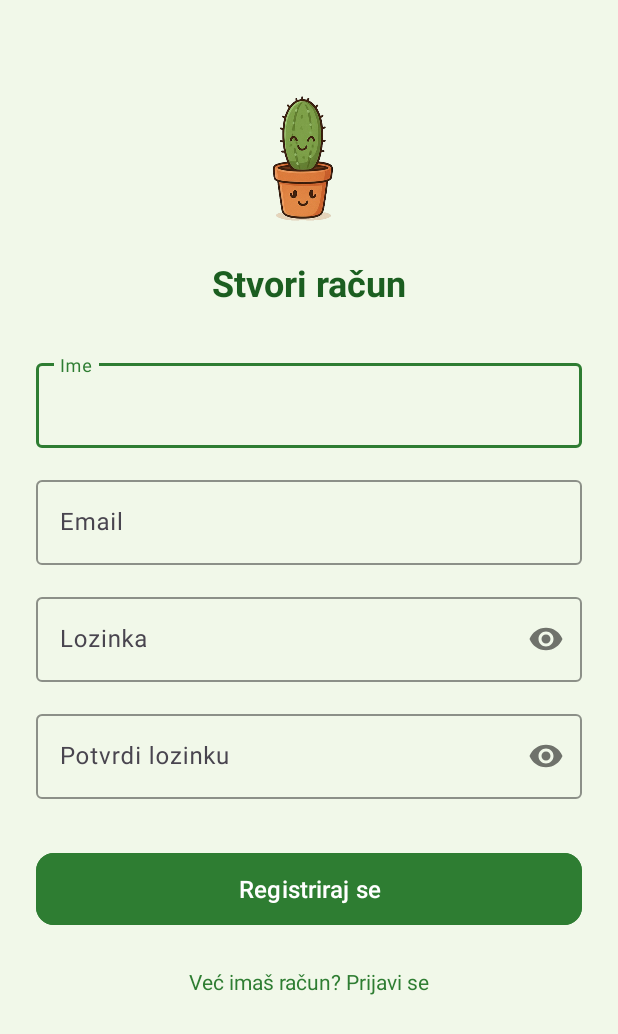
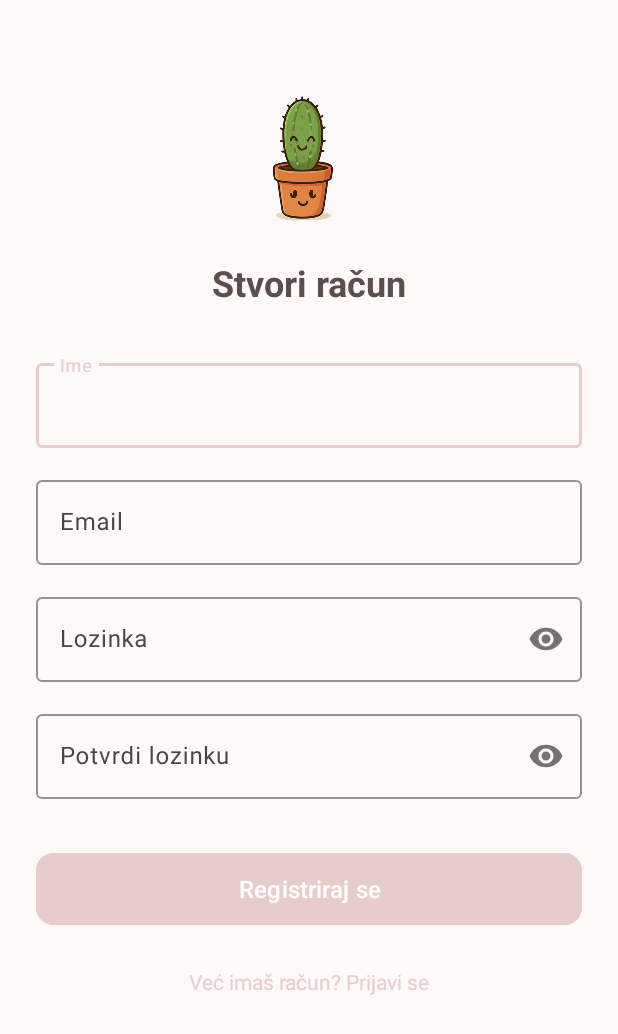
Before and after one commit to secretcherry/Hydration-Garden, an Android app built with Jetpack Compose: the screen it shows after launch (RegisterActivity), after a tap on "Nemaš račun? Registriraj se", on a phone screen of 412 x 824 dp. Shown: the top 1034 px of the screen. Run offline under Robolectric (Android 15) with nearby library versions, the phone set to English and light mode, and no system bars; our stand-ins replace Firebase (no records; nobody signed in at launch, a user with empty details on screens opened directly); 2 other taps on this screen came first.

Commit message:
Maknut header

```diff
--- a/app/src/main/java/com/example/hydrationgarden/DashboardActivity.java
+++ b/app/src/main/java/com/example/hydrationgarden/DashboardActivity.java
@@ -21,6 +21,12 @@ public class DashboardActivity extends AppCompatActivity {
     @Override
     protected void onCreate(Bundle savedInstanceState) {
         super.onCreate(savedInstanceState);
+
+        // Hide action bar
+        if (getSupportActionBar() != null) {
+            getSupportActionBar().hide();
+        }
+
         binding = ActivityDashboardBinding.inflate(getLayoutInflater());
         setContentView(binding.getRoot());
 
--- a/app/src/main/java/com/example/hydrationgarden/GardenActivity.java
+++ b/app/src/main/java/com/example/hydrationgarden/GardenActivity.java
@@ -28,6 +28,12 @@ public class GardenActivity extends AppCompatActivity implements PlantAdapter.On
     @Override
     protected void onCreate(Bundle savedInstanceState) {
         super.onCreate(savedInstanceState);
+
+        // Hide action bar
+        if (getSupportActionBar() != null) {
+            getSupportActionBar().hide();
+        }
+
         binding = ActivityGardenBinding.inflate(getLayoutInflater());
         setContentView(binding.getRoot());
 
--- a/app/src/main/java/com/example/hydrationgarden/MainActivity.java
+++ b/app/src/main/java/com/example/hydrationgarden/MainActivity.java
@@ -1,51 +1,38 @@
 package com.example.hydrationgarden;
 
 import android.content.Intent;
-import android.content.SharedPreferences;
 import android.os.Bundle;
-import android.os.Handler;
+import android.util.Log;
 import androidx.appcompat.app.AppCompatActivity;
-import androidx.appcompat.app.AppCompatDelegate;
 import com.example.hydrationgarden.utils.FirebaseHelper;
+import com.example.hydrationgarden.utils.ThemeHelper;
 
 public class MainActivity extends AppCompatActivity {
-    private FirebaseHelper firebaseHelper;
-    private SharedPreferences prefs;
 
     @Override
     protected void onCreate(Bundle savedInstanceState) {
         // Apply theme before calling super.onCreate()
-        applyTheme();
+        ThemeHelper.applyTheme(this);
 
         super.onCreate(savedInstanceState);
-        setContentView(R.layout.activity_main);
 
-        firebaseHelper = new FirebaseHelper();
-        prefs = getSharedPreferences("app_settings", MODE_PRIVATE);
+        // Hide action bar if it exists
+        if (getSupportActionBar() != null) {
+            getSupportActionBar().hide();
+        }
 
-        // Splash screen delay
-        new Handler().postDelayed(() -> {
-            checkUserAuthentication();
-        }, 2000);
-    }
+        Log.d("MainActivity", "MainActivity started");
 
-    private void applyTheme() {
-        prefs = getSharedPreferences("app_settings", MODE_PRIVATE);
-        boolean isDarkTheme = prefs.getBoolean("dark_theme", false);
+        FirebaseHelper firebaseHelper = new FirebaseHelper();
 
-        if (isDarkTheme) {
-            AppCompatDelegate.setDefaultNightMode(AppCompatDelegate.MODE_NIGHT_YES);
-        } else {
-            AppCompatDelegate.setDefaultNightMode(AppCompatDelegate.MODE_NIGHT_NO);
-        }
-    }
-
-    private void checkUserAuthentication() {
         if (firebaseHelper.isUserLoggedIn()) {
+            Log.d("MainActivity", "User is logged in, going to Dashboard");
             startActivity(new Intent(this, DashboardActivity.class));
         } else {
+            Log.d("MainActivity", "User not logged in, going to Login");
             startActivity(new Intent(this, LoginActivity.class));
         }
+
         finish();
     }
 }
--- a/app/src/main/java/com/example/hydrationgarden/StatsActivity.java
+++ b/app/src/main/java/com/example/hydrationgarden/StatsActivity.java
@@ -14,6 +14,12 @@ public class StatsActivity extends AppCompatActivity {
     @Override
     protected void onCreate(Bundle savedInstanceState) {
         super.onCreate(savedInstanceState);
+
+        // Hide action bar
+        if (getSupportActionBar() != null) {
+            getSupportActionBar().hide();
+        }
+
         binding = ActivityStatsBinding.inflate(getLayoutInflater());
         setContentView(binding.getRoot());
 
--- a/app/src/main/res/values-night/colors.xml
+++ b/app/src/main/res/values-night/colors.xml
@@ -1,31 +1,41 @@
 <?xml version="1.0" encoding="utf-8"?>
 <resources>
-    <!-- Primary colors for dark theme -->
-    <color name="primary">#66BB6A</color>
-    <color name="primary_dark">#4CAF50</color>
-    <color name="primary_light">#81C784</color>
-    <color name="accent">#FFB74D</color>
+    <!-- Primary colors for dark theme - Deeper pastels -->
+    <color name="primary">#C4A5A5</color>
+    <color name="primary_dark">#A88888</color>
+    <color name="primary_light">#D4B8B8</color>
+    <color name="accent">#8FA076</color>
 
     <!-- Background colors for dark theme -->
-    <color name="background_primary">#121212</color>
-    <color name="surface">#1E1E1E</color>
+    <color name="background_primary">#2C2626</color>
+    <color name="surface">#3A3232</color>
 
     <!-- Text colors for dark theme -->
-    <color name="text_primary">#E8F5E8</color>
-    <color name="text_secondary">#A5D6A7</color>
-    <color name="text_on_primary">#000000</color>
+    <color name="text_primary">#F2E5E5</color>
+    <color name="text_secondary">#D4C4C4</color>
+    <color name="text_on_primary">#2C2626</color>
 
     <!-- Status colors for dark theme -->
-    <color name="error">#F44336</color>
-    <color name="success">#4CAF50</color>
-    <color name="warning">#FF9800</color>
+    <color name="error">#D4A5A5</color>
+    <color name="success">#8FA076</color>
+    <color name="warning">#E6C794</color>
 
     <!-- Plant colors for dark theme -->
-    <color name="plant_happy">#66BB6A</color>
-    <color name="plant_sad">#FF7043</color>
-    <color name="plant_neutral">#BDBDBD</color>
+    <color name="plant_happy">#A5B68D</color>
+    <color name="plant_sad">#D4A5A5</color>
+    <color name="plant_neutral">#B8A8A8</color>
 
     <!-- Button colors for dark theme -->
-    <color name="button_text_primary">#000000</color>
-    <color name="button_text_secondary">#66BB6A</color>
+    <color name="button_text_primary">#2C2626</color>
+    <color name="button_text_secondary">#C4A5A5</color>
+
+    <!-- Additional pastel colors for dark mode -->
+    <color name="pastel_cream">#4A453F</color>
+    <color name="sage_green">#8FA076</color>
+    <color name="light_sage">#A5B68D</color>
+    <color name="soft_pink">#C4A5A5</color>
+
+    <!-- Water progress colors -->
+    <color name="water_progress">#8FA076</color>
+    <color name="water_progress_background">#4A3E3E</color>
 </resources>
--- a/app/src/main/res/values-night/themes.xml
+++ b/app/src/main/res/values-night/themes.xml
@@ -7,15 +7,22 @@
         <item name="colorPrimaryVariant">@color/primary_dark</item>
         <item name="colorOnPrimary">@color/text_on_primary</item>
         <item name="colorSecondary">@color/accent</item>
-        <item name="colorSecondaryVariant">@color/accent</item>
-        <item name="colorOnSecondary">@android:color/white</item>
+        <item name="colorSecondaryVariant">@color/sage_green</item>
+        <item name="colorOnSecondary">@color/text_on_primary</item>
         <item name="android:statusBarColor">@color/primary_dark</item>
         <item name="android:windowBackground">@color/background_primary</item>
         <item name="colorSurface">@color/surface</item>
         <item name="colorOnSurface">@color/text_primary</item>
         <item name="android:textColorPrimary">@color/text_primary</item>
         <item name="android:textColorSecondary">@color/text_secondary</item>
+        <item name="colorError">@color/error</item>
         <item name="android:navigationBarColor">@color/surface</item>
     </style>
 
+    <!-- NoActionBar theme for dark mode -->
+    <style name="Theme.HydrationGarden.NoActionBar" parent="Base.Theme.HydrationGarden">
+        <item name="windowActionBar">false</item>
+        <item name="windowNoTitle">true</item>
+    </style>
+
 </resources>
--- a/app/src/main/res/values/colors.xml
+++ b/app/src/main/res/values/colors.xml
@@ -1,31 +1,41 @@
 <?xml version="1.0" encoding="utf-8"?>
 <resources>
-    <!-- Primary colors -->
-    <color name="primary">#2E7D32</color>
-    <color name="primary_dark">#1B5E20</color>
-    <color name="primary_light">#66BB6A</color>
-    <color name="accent">#FF9800</color>
+    <!-- Primary colors - Pastel Pink Theme -->
+    <color name="primary">#E7CCCC</color>
+    <color name="primary_dark">#D4A5A5</color>
+    <color name="primary_light">#F2E5E5</color>
+    <color name="accent">#A5B68D</color>
 
     <!-- Background colors -->
-    <color name="background_primary">#F1F8E9</color>
+    <color name="background_primary">#FDF9F9</color>
     <color name="surface">#FFFFFF</color>
 
     <!-- Text colors -->
-    <color name="text_primary">#1B5E20</color>
-    <color name="text_secondary">#4CAF50</color>
-    <color name="text_on_primary">#FFFFFF</color>
+    <color name="text_primary">#5D4E4E</color>
+    <color name="text_secondary">#8B7B7B</color>
+    <color name="text_on_primary">#5D4E4E</color>
 
     <!-- Status colors -->
-    <color name="error">#D32F2F</color>
-    <color name="success">#388E3C</color>
-    <color name="warning">#F57C00</color>
+    <color name="error">#E8A5A5</color>
+    <color name="success">#A5B68D</color>
+    <color name="warning">#F4D4A7</color>
 
     <!-- Plant colors -->
-    <color name="plant_happy">#4CAF50</color>
-    <color name="plant_sad">#FF5722</color>
-    <color name="plant_neutral">#9E9E9E</color>
+    <color name="plant_happy">#C1CFA1</color>
+    <color name="plant_sad">#E8A5A5</color>
+    <color name="plant_neutral">#D4C4C4</color>
 
     <!-- Button colors -->
-    <color name="button_text_primary">#FFFFFF</color>
-    <color name="button_text_secondary">#2E7D32</color>
+    <color name="button_text_primary">#5D4E4E</color>
+    <color name="button_text_secondary">#E7CCCC</color>
+
+    <!-- Additional pastel colors -->
+    <color name="pastel_cream">#EDE8DC</color>
+    <color name="sage_green">#A5B68D</color>
+    <color name="light_sage">#C1CFA1</color>
+    <color name="soft_pink">#E7CCCC</color>
+
+    <!-- Water progress colors -->
+    <color name="water_progress">#A5B68D</color>
+    <color name="water_progress_background">#F2E5E5</color>
 </resources>
--- a/app/src/main/res/values/themes.xml
+++ b/app/src/main/res/values/themes.xml
@@ -7,30 +7,34 @@
         <item name="colorPrimaryVariant">@color/primary_dark</item>
         <item name="colorOnPrimary">@color/text_on_primary</item>
         <item name="colorSecondary">@color/accent</item>
-        <item name="colorSecondaryVariant">@color/accent</item>
-        <item name="colorOnSecondary">@android:color/black</item>
+        <item name="colorSecondaryVariant">@color/sage_green</item>
+        <item name="colorOnSecondary">@color/text_on_primary</item>
         <item name="android:statusBarColor">@color/primary_dark</item>
         <item name="android:windowBackground">@color/background_primary</item>
         <item name="colorSurface">@color/surface</item>
         <item name="colorOnSurface">@color/text_primary</item>
         <item name="android:textColorPrimary">@color/text_primary</item>
         <item name="android:textColorSecondary">@color/text_secondary</item>
+        <item name="colorError">@color/error</item>
+        <item name="android:navigationBarColor">@color/surface</item>
     </style>
 
     <style name="Theme.HydrationGarden" parent="Base.Theme.HydrationGarden" />
 
-    <style name="Theme.HydrationGarden.NoActionBar">
+    <!-- NoActionBar theme that properly inherits from base theme -->
+    <style name="Theme.HydrationGarden.NoActionBar" parent="Base.Theme.HydrationGarden">
         <item name="windowActionBar">false</item>
         <item name="windowNoTitle">true</item>
     </style>
 
-    <!-- Button styles -->
+    <!-- Button styles with new pastel colors -->
     <style name="Widget.HydrationGarden.Button" parent="Widget.Material3.Button">
         <item name="backgroundTint">@color/primary</item>
         <item name="android:textColor">@color/button_text_primary</item>
         <item name="android:textSize">16sp</item>
         <item name="android:minHeight">48dp</item>
-        <item name="cornerRadius">12dp</item>
+        <item name="cornerRadius">16dp</item>
+        <item name="android:elevation">2dp</item>
     </style>
 
     <style name="Widget.HydrationGarden.Button.Outlined" parent="Widget.Material3.Button.OutlinedButton">
@@ -38,13 +42,15 @@
         <item name="android:textColor">@color/primary</item>
         <item name="android:textSize">14sp</item>
         <item name="android:minHeight">48dp</item>
-        <item name="cornerRadius">12dp</item>
+        <item name="cornerRadius">16dp</item>
+        <item name="strokeWidth">2dp</item>
     </style>
 
     <style name="Widget.HydrationGarden.Button.Text" parent="Widget.Material3.Button.TextButton">
         <item name="android:textColor">@color/text_secondary</item>
         <item name="android:textSize">14sp</item>
         <item name="android:minHeight">48dp</item>
+        <item name="rippleColor">@color/primary_light</item>
     </style>
 
 </resources>
```
Also changed, not shown: app/src/main/AndroidManifest.xml (+8 -4 lines), app/src/main/res/values/dimens.xml (+10 -13 lines).
